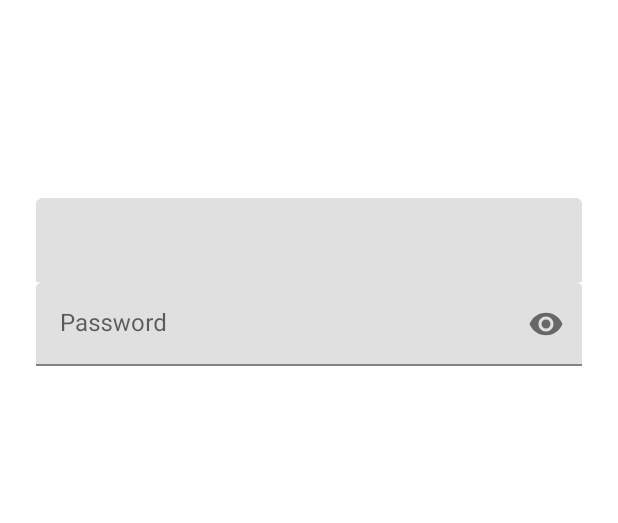
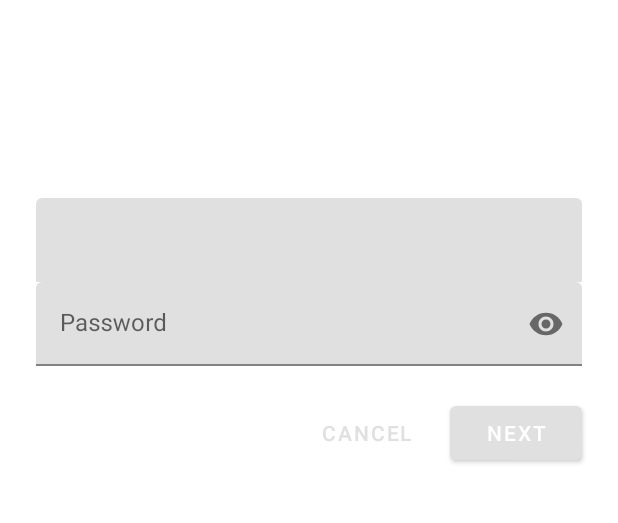
Before and after one commit to JairoCruz/shrineMDC, an Android app: the screen it shows after launch (MainActivity), on a phone screen of 412 x 824 dp, the part 261-784 px from its top. Run offline under Robolectric (Android 15) with nearby library versions, the phone set to English and light mode, and no system bars.

Commit message:
Add Buttons

```diff
--- a/app/src/main/res/layout/shr_login_fragment.xml
+++ b/app/src/main/res/layout/shr_login_fragment.xml
@@ -61,5 +61,30 @@
 
         <!-- Snippet from "Add buttons" section goes here. -->
 
+        <RelativeLayout
+            android:layout_width="match_parent"
+            android:layout_height="wrap_content">
+
+            <android.support.design.button.MaterialButton
+                android:id="@+id/next_button"
+                android:layout_width="wrap_content"
+                android:layout_height="wrap_content"
+                android:layout_alignParentEnd="true"
+                android:layout_alignParentRight="true"
+                android:text="@string/shr_button_next"/>
+
+            <android.support.design.button.MaterialButton
+                android:id="@+id/cancel_button"
+                android:layout_width="wrap_content"
+                android:layout_height="wrap_content"
+                android:layout_marginEnd="12dp"
+                android:layout_marginRight="12dp"
+                android:layout_toStartOf="@id/next_button"
+                android:layout_toLeftOf="@id/next_button"
+                android:text="@string/shr_button_cancel"
+                style="@style/Widget.MaterialComponents.Button.TextButton"/>
+
+        </RelativeLayout>
+
     </LinearLayout>
 </ScrollView>
```
